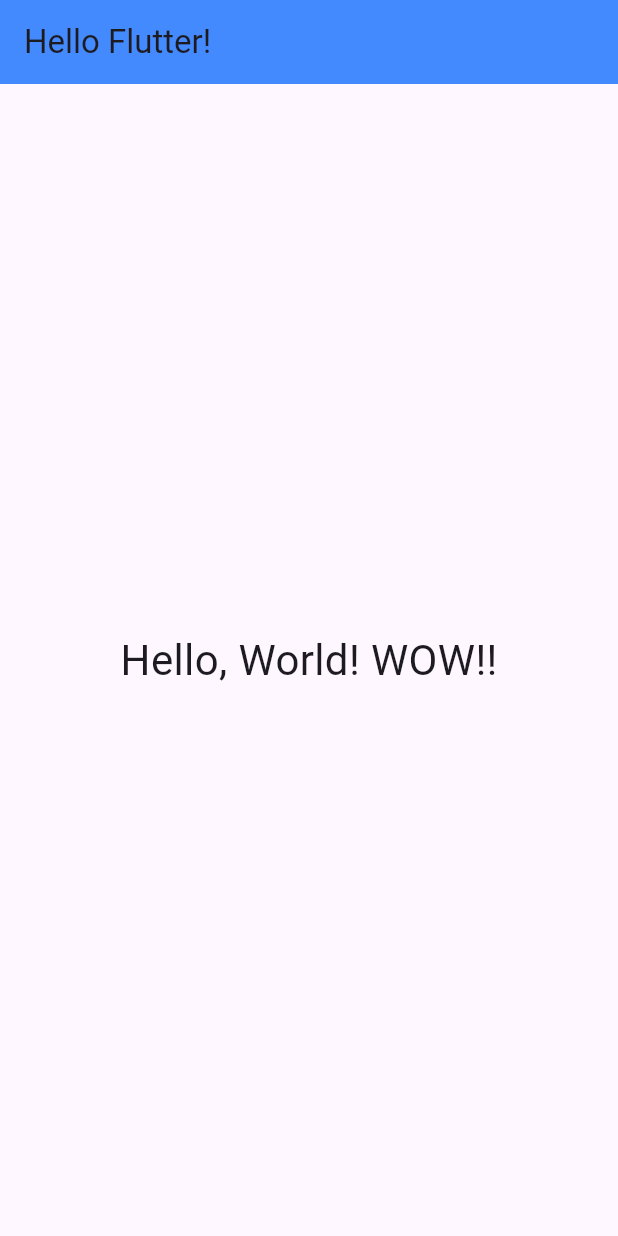
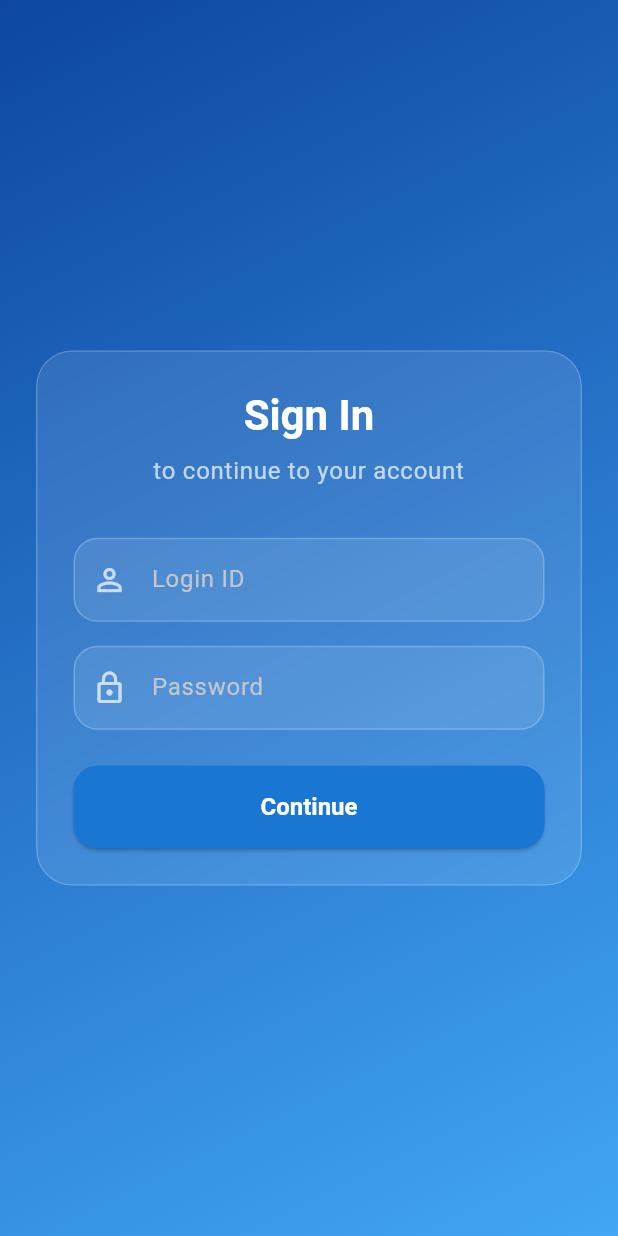
Before and after one commit to habibieebhy/assetarchiverflutter, a Flutter app: the screen it shows after launch, on a phone screen of 412 x 824 dp. Run offline on Flutter 3.47's test engine with Material 3 defaults, Android fonts, the phone set to English and light mode, and no system bars; drawn by our look-alikes of flutter_animate; our stand-ins replace google_fonts.

Commit message:
LOTTA CHANGES

```diff
--- a/lib/main.dart
+++ b/lib/main.dart
@@ -1,36 +1,103 @@
-// Import the material library, which contains the widgets for Material Design.
+// Import the login screen, which will be the first screen to use our theme.
+import 'package:assetarchiverflutter/screens/auth/login_screen.dart';
+import 'package:assetarchiverflutter/screens/employee_management/employee_dashboard_screen.dart';
 import 'package:flutter/material.dart';
+import 'package:google_fonts/google_fonts.dart';
+// ADDED: Import the Employee model to recognize its type for routing.
+import 'package:assetarchiverflutter/models/employee_model.dart';
 
-// The main function is the entry point for all Flutter apps.
+// The app's entry point.
 void main() {
   runApp(const MyApp());
 }
 
-// MyApp is the root widget of your application.
+// The root widget, now responsible for configuration, not UI.
 class MyApp extends StatelessWidget {
   const MyApp({super.key});
 
   @override
   Widget build(BuildContext context) {
-    // MaterialApp is the main container for a Material Design app.
+    // A modern, clean blue for a Facebook/Android feel
+    final modernBlue = Colors.blue.shade700;
+
     return MaterialApp(
-      // Scaffold provides the basic structure of a visual interface.
-      home: Scaffold(
-        // AppBar is the toolbar at the top of the screen.
-        appBar: AppBar(
-          title: const Text('Hello Flutter!'),
-          backgroundColor: Colors.blueAccent,
+      debugShowCheckedModeBanner: false,
+      title: 'Modern App',
+
+      // --- THE GLASS-READY "MATERIAL SPECIFICATION SHEET" ---
+      theme: ThemeData(
+        // 1. THE "GLASS": A dark theme lets the background colors shine through.
+        colorScheme: ColorScheme.fromSeed(
+          seedColor: modernBlue,
+          brightness: Brightness.dark,
         ),
-        // The body of the app. We use Center to position its child in the middle.
-        body: const Center(
-          child: Text(
-            'Hello, World! WOW!!',
-            style: TextStyle(fontSize: 28),
+
+        // 2. THE "PRINTING": Roboto is the standard Android font, clean and readable.
+        textTheme: GoogleFonts.robotoTextTheme(ThemeData.dark().textTheme),
+
+        // 3. THE "VIRTUAL COMPONENTS": Semi-transparent styles for text fields.
+        inputDecorationTheme: InputDecorationTheme(
+          filled: true,
+          // UPDATED: Replaced deprecated withOpacity with withAlpha for better precision.
+          fillColor: Colors.white.withAlpha(26), // Semi-transparent white
+          border: OutlineInputBorder(
+            borderRadius: BorderRadius.circular(16.0),
+            borderSide: BorderSide(
+              color: Colors.white.withAlpha(51), // Subtle edge highlight
+            ),
+          ),
+          enabledBorder: OutlineInputBorder(
+            borderRadius: BorderRadius.circular(16.0),
+            borderSide: BorderSide(
+              color: Colors.white.withAlpha(51),
+            ),
+          ),
+          prefixIconColor: Colors.white.withAlpha(179),
+        ),
+
+        // 4. THE "SOLID BUTTONS": Opaque and vibrant to stand out.
+        elevatedButtonTheme: ElevatedButtonThemeData(
+          style: ElevatedButton.styleFrom(
+            backgroundColor: modernBlue,
+            foregroundColor: Colors.white,
+            padding: const EdgeInsets.symmetric(vertical: 18),
+            shape: RoundedRectangleBorder(
+              borderRadius: BorderRadius.circular(16.0),
+            ),
+            textStyle: GoogleFonts.roboto(
+              fontSize: 16,
+              fontWeight: FontWeight.bold,
+            ),
           ),
         ),
+
+        useMaterial3: true,
       ),
-      // This removes the little "Debug" banner in the corner.
-      debugShowCheckedModeBanner: false,
+
+      // --- NAVIGATION ---
+      initialRoute: '/login',
+      // UPDATED: The routes map is now used only for routes that don't need arguments.
+      routes: {
+        '/login': (context) => const LoginScreen(),
+      },
+      // UPDATED: onGenerateRoute handles dynamic routing for screens that require arguments.
+      onGenerateRoute: (settings) {
+        // Handle the '/home' route.
+        if (settings.name == '/home') {
+          // Extract the Employee object passed during navigation.
+          final employee = settings.arguments as Employee;
+
+          // Return a MaterialPageRoute to the EmployeeDashboardScreen,
+          // passing the required employee data to its constructor.
+          return MaterialPageRoute(
+            builder: (context) {
+              return EmployeeDashboardScreen(employee: employee);
+            },
+          );
+        }
+        // If the route name is not handled, return null.
+        return null;
+      },
     );
   }
 }
--- a/lib/models/employee_model.dart
+++ b/lib/models/employee_model.dart
@@ -0,0 +1,43 @@
+import 'dart:convert';
+
+/// A function to decode a JSON string into an Employee object.
+Employee employeeFromJson(String str) => Employee.fromJson(json.decode(str));
+
+/// A function to encode an Employee object into a JSON string.
+String employeeToJson(Employee data) => json.encode(data.toJson());
+
+/// Represents the user/employee data structure received from the API.
+/// This model is designed to hold the user information after a successful login.
+class Employee {
+  final int id;
+  // These fields are based on standard user objects.
+  // Add or remove fields to match your actual API response for the 'user' object.
+  final String? name;
+  final String? email;
+  final String? loginId;
+
+  Employee({
+    required this.id,
+    this.name,
+    this.email,
+    this.loginId,
+  });
+
+  /// A factory constructor to create an Employee instance from a JSON map.
+  /// This is used to parse the server's response.
+  factory Employee.fromJson(Map<String, dynamic> json) => Employee(
+        id: json["id"],
+        name: json["name"],
+        email: json["email"],
+        loginId: json["loginId"],
+      );
+
+  /// Converts the Employee instance into a JSON map.
+  /// This is useful for storing the user data in local storage (e.g., shared_preferences).
+  Map<String, dynamic> toJson() => {
+        "id": id,
+        "name": name,
+        "email": email,
+        "loginId": loginId,
+      };
+}
--- a/lib/screens/auth/login_screen.dart
+++ b/lib/screens/auth/login_screen.dart
@@ -0,0 +1,180 @@
+import 'dart:ui';
+import 'package:assetarchiverflutter/models/employee_model.dart';
+import 'package:assetarchiverflutter/api/auth_service.dart';
+import 'package:flutter/material.dart';
+import 'package:flutter_animate/flutter_animate.dart';
+
+// STEP 1: Convert to a StatefulWidget to manage state.
+class LoginScreen extends StatefulWidget {
+  const LoginScreen({super.key});
+
+  @override
+  State<LoginScreen> createState() => _LoginScreenState();
+}
+
+class _LoginScreenState extends State<LoginScreen> {
+  // STEP 2: Create TextEditingControllers to get input from the text fields.
+  final _loginIdController = TextEditingController();
+  final _passwordController = TextEditingController();
+
+  // STEP 3: Add state variables for loading and error messages.
+  bool _isLoading = false;
+  String? _errorMessage;
+
+  @override
+  void dispose() {
+    // Dispose controllers to prevent memory leaks.
+    _loginIdController.dispose();
+    _passwordController.dispose();
+    super.dispose();
+  }
+
+  // STEP 4: Create the function to handle the login logic.
+  Future<void> _handleLogin() async {
+    // Hide the keyboard
+    FocusScope.of(context).unfocus();
+
+    if (_loginIdController.text.isEmpty || _passwordController.text.isEmpty) {
+      setState(() {
+        _errorMessage = 'Please enter both Login ID and Password.';
+      });
+      return;
+    }
+
+    setState(() {
+      _isLoading = true;
+      _errorMessage = null;
+    });
+
+    try {
+      // Call the AuthService to perform the login.
+      // FIXED: Added the explicit type `Employee` to make the import necessary.
+      final Employee employee = await AuthService().login(
+        _loginIdController.text,
+        _passwordController.text,
+      );
+
+      // On success, navigate to the home screen and pass the employee data.
+      // pushNamedAndRemoveUntil clears the navigation stack so the user can't go back.
+      if (mounted) {
+        Navigator.of(context).pushNamedAndRemoveUntil(
+          '/home',
+          (route) => false, // This predicate removes all previous routes.
+          arguments: employee, // Pass the logged-in employee object.
+        );
+      }
+    } catch (e) {
+      // On failure, update the state to show the error message.
+      setState(() {
+        _errorMessage = e.toString().replaceFirst('Exception: ', '');
+      });
+    } finally {
+      // Ensure the loading indicator is turned off, even if an error occurs.
+      if (mounted) {
+        setState(() {
+          _isLoading = false;
+        });
+      }
+    }
+  }
+
+  @override
+  Widget build(BuildContext context) {
+    final theme = Theme.of(context);
+    final textTheme = theme.textTheme;
+
+    return Scaffold(
+      body: Container(
+        decoration: const BoxDecoration(
+          gradient: LinearGradient(
+            colors: [Color(0xFF0D47A1), Color(0xFF42A5F5)],
+            begin: Alignment.topLeft,
+            end: Alignment.bottomRight,
+          ),
+        ),
+        child: Center(
+          child: SingleChildScrollView(
+            padding: const EdgeInsets.all(24.0),
+            child: ClipRRect(
+              borderRadius: BorderRadius.circular(24.0),
+              child: BackdropFilter(
+                filter: ImageFilter.blur(sigmaX: 15.0, sigmaY: 15.0),
+                child: Container(
+                  padding: const EdgeInsets.all(24.0),
+                  decoration: BoxDecoration(
+                    color: Colors.white.withAlpha(26),
+                    borderRadius: BorderRadius.circular(24.0),
+                    border: Border.all(color: Colors.white.withAlpha(51)),
+                  ),
+                  child: Column(
+                    mainAxisSize: MainAxisSize.min,
+                    crossAxisAlignment: CrossAxisAlignment.stretch,
+                    children: [
+                      Text(
+                        'Sign In',
+                        textAlign: TextAlign.center,
+                        style: textTheme.headlineMedium?.copyWith(
+                          fontWeight: FontWeight.bold,
+                          color: Colors.white,
+                        ),
+                      ),
+                      const SizedBox(height: 8),
+                      Text(
+                        'to continue to your account',
+                        textAlign: TextAlign.center,
+                        style: textTheme.bodyLarge?.copyWith(
+                          color: Colors.white.withAlpha(179),
+                        ),
+                      ),
+                      const SizedBox(height: 32),
+                      // Assign the controller to the TextField.
+                      TextField(
+                        controller: _loginIdController,
+                        decoration: const InputDecoration(
+                          labelText: 'Login ID',
+                          prefixIcon: Icon(Icons.person_outline),
+                        ),
+                        keyboardType: TextInputType.text,
+                        textInputAction: TextInputAction.next,
+                      ),
+                      const SizedBox(height: 16),
+                      // Assign the controller to the TextField.
+                      TextField(
+                        controller: _passwordController,
+                        decoration: const InputDecoration(
+                          labelText: 'Password',
+                          prefixIcon: Icon(Icons.lock_outline),
+                        ),
+                        obscureText: true,
+                        onSubmitted: (_) => _handleLogin(),
+                      ),
+                      const SizedBox(height: 24),
+                      // Show an error message if it exists.
+                      if (_errorMessage != null)
+                        Padding(
+                          padding: const EdgeInsets.only(bottom: 16.0),
+                          child: Text(
+                            _errorMessage!,
+                            textAlign: TextAlign.center,
+                            style: const TextStyle(color: Colors.amberAccent),
+                          ),
+                        ),
+                      // Show a progress indicator or the button.
+                      _isLoading
+                          ? const Center(child: CircularProgressIndicator())
+                          : ElevatedButton(
+                              // Call your login handler.
+                              onPressed: _handleLogin,
+                              child: const Text('Continue'),
+                            ),
+                    ],
+                  ),
+                ),
+              ),
+            ),
+          ).animate().fadeIn(duration: 500.ms).scale(begin: const Offset(0.9, 0.9)),
+        ),
+      ),
+    );
+  }
+}
--- a/pubspec.yaml
+++ b/pubspec.yaml
@@ -9,6 +9,9 @@ environment:
 dependencies:
   flutter:
     sdk: flutter
+  google_fonts: ^6.2.1
+  flutter_animate: ^4.5.2
+  http: ^1.5.0
 
 dev_dependencies:
   flutter_test:
```
Also changed, not shown: lib/api/auth_service.dart (+64 -0 lines), lib/screens/employee_management/employee_dashboard_screen.dart (+186 -0 lines), lib/widgets/reusableglasscard.dart (added, +42 -0 lines), lib/screens/auth/otp_screen.dart (deleted), lib/screens/auth/signup_screen.dart (deleted), pubspec.lock, 1 other file.
